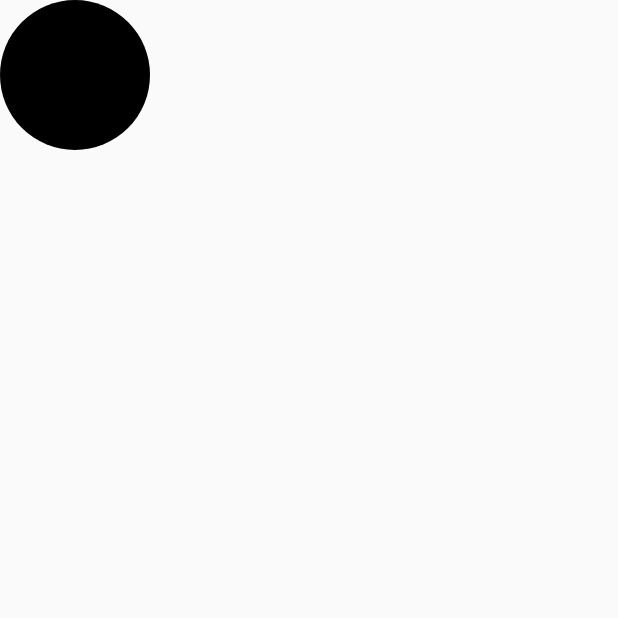
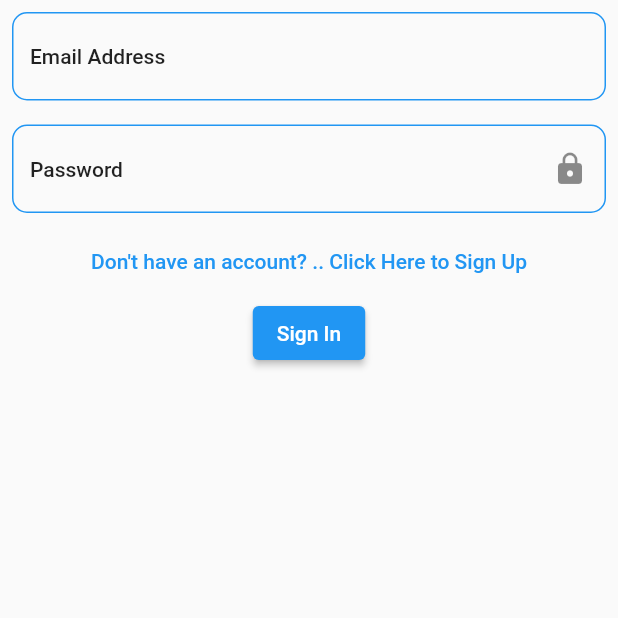
Before and after one commit to MeYo0o/usms-employee, a Flutter app: the screen it shows after launch, on a phone screen of 412 x 824 dp, the top half of it. Run offline on Flutter 3.47's test engine with Material 2 defaults, Android fonts, the phone set to English and light mode, and no system bars; our stand-ins replace cloud_firestore, firebase_auth, firebase_core, firebase_storage, image_cropper, image_picker; accounts and stored records are empty.

Commit message:
Add Files to work remotely

```diff
--- a/lib/main.dart
+++ b/lib/main.dart
@@ -1,7 +1,12 @@
+import 'package:firebase_auth/firebase_auth.dart';
 import 'package:firebase_core/firebase_core.dart';
 import 'package:flutter/material.dart';
 import 'package:flutter/services.dart';
-import 'screens/welcome_screen.dart';
+import 'package:provider/provider.dart';
+import 'package:usms_mobile/providers/auth_provider.dart';
+import 'package:usms_mobile/providers/dbm_provider.dart';
+import 'screens/auth_screen.dart';
+import 'package:usms_mobile/screens/mandatory_signup_screen.dart';
 
 void main() async {
   WidgetsFlutterBinding.ensureInitialized();
@@ -15,13 +20,48 @@ class MyApp extends StatelessWidget {
   // This widget is the root of your application.
   @override
   Widget build(BuildContext context) {
-    return MaterialApp(
-      title: 'USMS Mobile',
-      debugShowCheckedModeBanner: false,
-      theme: ThemeData(
-        primarySwatch: Colors.blue,
+    return MultiProvider(
+      providers: [
+        ChangeNotifierProvider(create: (context) => Auth()),
+        ChangeNotifierProvider(create: (context) => DBM()),
+      ],
+      child: MaterialApp(
+        title: 'USMS Mobile',
+        debugShowCheckedModeBanner: false,
+        theme: ThemeData(
+          primarySwatch: Colors.blue,
+          accentColor: Colors.red,
+        ),
+        home: AuthScreen(),
+        routes: {
+          MandatorySignUpScreen.id: (context) => MandatorySignUpScreen(),
+          AuthScreen.id: (context) => AuthScreen(),
+        },
       ),
-      home: WelcomeScreen(),
     );
   }
 }
+
+/*
+*
+StreamBuilder(
+          stream: FirebaseAuth.instance.authStateChanges(),
+          builder: (context, snapshot) {
+            if (snapshot.connectionState == ConnectionState.waiting) {
+              return Center(child: CircularProgressIndicator());
+            }
+            if (snapshot.hasError) {
+              return WelcomeScreen();
+            }
+            if (snapshot.hasData) {
+              return MandatorySignUpScreen();
+            }
+            return WelcomeScreen();
+          },
+
+        )
+
+        *
+        *
+        *
+        * */
--- a/lib/providers/auth_provider.dart
+++ b/lib/providers/auth_provider.dart
@@ -0,0 +1,39 @@
+import 'package:firebase_auth/firebase_auth.dart';
+import 'package:flutter/foundation.dart';
+
+class Auth with ChangeNotifier {
+  //Email Signup & Signin
+  Future<void> emailSignUp(String email, String password) async {
+    try {
+      await FirebaseAuth.instance
+          .createUserWithEmailAndPassword(email: email + '@qls-egypt.com', password: password);
+    } on FirebaseAuthException catch (e) {
+      if (e.code == 'weak-password') {
+        throw ('The password provided is too weak.');
+      } else if (e.code == 'email-already-in-use') {
+        throw ('The account already exists for that username.');
+      } else {
+        throw ('Network Error, Check Your Internet Connection.');
+      }
+    } catch (e) {
+      print(e);
+    }
+  }
+
+  Future<void> emailSignIn(String email, String password) async {
+    try {
+      await FirebaseAuth.instance
+          .signInWithEmailAndPassword(email: email + '@qls-egypt.com', password: password);
+    } on FirebaseAuthException catch (e) {
+      if (e.code == 'user-not-found') {
+        throw ('No user found.');
+      } else if (e.code == 'wrong-password') {
+        throw ('Wrong password.');
+      } else {
+        throw ('Network Error, Check Your Internet Connection.');
+      }
+    } catch (e) {
+      print(e);
+    }
+  }
+}
--- a/lib/providers/db_provider.dart
+++ /dev/null
@@ -1 +0,0 @@
-//This Provider will contain firestore & storage
--- /dev/null
+++ b/lib/screens/auth_screen.dart
@@ -0,0 +1,92 @@
+import 'package:flutter/material.dart';
+import 'package:provider/provider.dart';
+import 'package:usms_mobile/providers/auth_provider.dart';
+import 'package:usms_mobile/providers/dbm_provider.dart';
+import 'package:usms_mobile/widgets/widget_exporter.dart';
+
+class AuthScreen extends StatefulWidget {
+  static const String id = 'auth_screen';
+  @override
+  _AuthScreenState createState() => _AuthScreenState();
+}
+
+class _AuthScreenState extends State<AuthScreen> {
+  final _formKey = GlobalKey<FormState>();
+  bool _isSignup = false;
+  bool _isLoading = false;
+  final bool _showPassword = true;
+  final TextEditingController _emailCont = TextEditingController();
+  final TextEditingController _passwordCont = TextEditingController();
+  final TextEditingController _confirmPasswordCont = TextEditingController();
+
+  void _changeIsLoadingState() {
+    setState(() {
+      _isLoading = !_isLoading;
+    });
+  }
+
+  void _submitData(Auth auth, DBM dbm) {
+    FocusScope.of(context).unfocus();
+    final bool _isValid = _formKey.currentState!.validate();
+    if (!_isValid) {
+      dbm.hideNShowSnackBar(context, 'Please Complete All The Fields');
+    }
+    if (_isValid) {
+      try {
+        if (_isSignup) {
+          auth.emailSignUp(_emailCont.text.trim(), _passwordCont.text);
+        } else {
+          auth.emailSignIn(_emailCont.text.trim(), _passwordCont.text);
+        }
+      } catch (err) {
+        print(err);
+        dbm.hideNShowSnackBar(context, '${err.toString()}');
+      }
+    }
+  }
+
+  @override
+  Widget build(BuildContext context) {
+    final auth = Provider.of<Auth>(context, listen: false);
+    final dbm = Provider.of<DBM>(context, listen: false);
+    return SafeArea(
+      child: Scaffold(
+        body: SingleChildScrollView(
+          child: Form(
+            key: _formKey,
+            child: Column(
+              mainAxisAlignment: MainAxisAlignment.center,
+              crossAxisAlignment: CrossAxisAlignment.center,
+              children: [
+                AuthFormTile(tileName: 'Email Address', cont: _emailCont, obscureVar: false),
+                AuthFormTile(tileName: 'Password', cont: _passwordCont, obscureVar: _showPassword),
+                if (_isSignup)
+                  AuthFormTile(
+                    tileName: 'Confirm Password',
+                    cont: _confirmPasswordCont,
+                    pwCheckCont: _passwordCont,
+                    obscureVar: _showPassword,
+                  ),
+                TextButton(
+                  onPressed: () {
+                    setState(() {
+                      _isSignup = !_isSignup;
+                    });
+                  },
+                  child: Text(_isSignup
+                      ? 'Already have an account? .. Click Here to Sign In'
+                      : 'Don\'t have an account? .. Click Here to Sign Up'),
+                ),
+                ElevatedButton(
+                    onPressed: () => _submitData(auth, dbm),
+                    child: _isLoading
+                        ? CircularProgressIndicator()
+                        : Text(_isSignup ? 'Sign Up' : 'Sign In')),
+              ],
+            ),
+          ),
+        ),
+      ),
+    );
+  }
+}
--- a/lib/screens/welcome_screen.dart
+++ /dev/null
@@ -1,22 +0,0 @@
-import 'package:flutter/material.dart';
-
-class WelcomeScreen extends StatelessWidget {
-  @override
-  Widget build(BuildContext context) {
-    double height = MediaQuery.of(context).size.height;
-    double width = MediaQuery.of(context).size.width;
-    return Scaffold(
-      body: LayoutBuilder(
-        builder: (context, constrains) => Column(
-          crossAxisAlignment: CrossAxisAlignment.center,
-          children: [
-            CircleAvatar(
-              radius: 50,
-              backgroundColor: Colors.black,
-            ),
-          ],
-        ),
-      ),
-    );
-  }
-}
--- /dev/null
+++ b/lib/widgets/auth_screen/auth_form_tile.dart
@@ -0,0 +1,90 @@
+import 'package:flutter/material.dart';
+import 'package:usms_mobile/widgets/widget_exporter.dart';
+
+class AuthFormTile extends StatefulWidget {
+  final String? tileName;
+  final TextEditingController? cont;
+  final TextEditingController? pwCheckCont;
+
+  bool? obscureVar;
+  AuthFormTile({
+    @required this.tileName,
+    @required this.cont,
+    @required this.obscureVar,
+    this.pwCheckCont,
+  });
+
+  @override
+  _AuthFormTileState createState() => _AuthFormTileState();
+}
+
+class _AuthFormTileState extends State<AuthFormTile> {
+  @override
+  Widget build(BuildContext context) {
+    return Padding(
+      padding: const EdgeInsets.all(8),
+      child: TextFormField(
+        key: ValueKey(widget.tileName),
+        textInputAction: TextInputAction.next,
+        keyboardType: widget.tileName == 'Email Address'
+            ? TextInputType.emailAddress
+            : TextInputType.visiblePassword,
+        controller: widget.cont,
+        obscureText: widget.obscureVar!,
+        validator: (value) {
+          if (widget.tileName == 'Email Address') {
+            if (value!.isEmpty) {
+              return 'Please Enter a valid email';
+            } else if (value.contains('@')) {
+              return 'please remove @ and whatever comes after it';
+            }
+            return null;
+          } else if (widget.tileName == 'Password') {
+            if (value!.isEmpty) {
+              return 'Password can\'t be empty!';
+            } else if (value.length < 8) {
+              return 'Password can\'t be less than 8 characters';
+            }
+            return null;
+          } else if (widget.tileName == 'Confirm Password') {
+            if (value!.isEmpty) {
+              return 'Confirm Password can\'t be empty!';
+            } else if (widget.cont!.text != widget.pwCheckCont!.text) {
+              return 'Both Passwords must be the same';
+            }
+            return null;
+          }
+        },
+        decoration: InputDecoration(
+          alignLabelWithHint: true,
+          labelText: '${widget.tileName}',
+          labelStyle: Theme.of(context).textTheme.bodyText1,
+          enabledBorder: OutlineInputBorder(
+            borderRadius: BorderRadius.circular(10),
+            borderSide: BorderSide(
+              color: Theme.of(context).primaryColor,
+            ),
+          ),
+          focusedBorder: OutlineInputBorder(
+            borderRadius: BorderRadius.circular(10),
+            borderSide: BorderSide(
+              color: Theme.of(context).primaryColor,
+            ),
+          ),
+          suffixText: widget.tileName == 'Email Address' ? '@qls-egypt.com' : null,
+          suffixIcon: (widget.tileName == 'Password' || widget.tileName == 'Confirm Password')
+              ? IconButton(
+                  icon: widget.obscureVar == false ? Icon(Icons.lock_open_sharp) : Icon(Icons.lock),
+                  onPressed: () {
+                    setState(() {
+                      widget.obscureVar = !widget.obscureVar!;
+                    });
+                  },
+                )
+              : null,
+          suffixStyle: Theme.of(context).textTheme.bodyText2,
+        ),
+      ),
+    );
+  }
+}
--- /dev/null
+++ b/lib/widgets/widget_exporter.dart
@@ -0,0 +1,4 @@
+export '../widgets/mandatory_signup_screen/form_tile.dart';
+export '../widgets/mandatory_signup_screen/birthday_tile.dart';
+export '../widgets/mandatory_signup_screen/profile_image.dart';
+export '../widgets/auth_screen/auth_form_tile.dart';
```
Also changed, not shown: lib/providers/dbm_provider.dart (added, +75 -0 lines), lib/screens/mandatory_signup_screen.dart (added, +104 -0 lines), lib/widgets/mandatory_signup_screen/birthday_tile.dart (added, +52 -0 lines), lib/widgets/mandatory_signup_screen/form_tile.dart (added, +50 -0 lines), lib/widgets/mandatory_signup_screen/profile_image.dart (added, +113 -0 lines), pubspec.yaml (+9 -3 lines), assets/images/Logo.png (added), assets/images/camera.png (added), assets/images/image_placeHolder.png (added), assets/images/logo-nobg.png (added), pubspec.lock, 2 other files.
